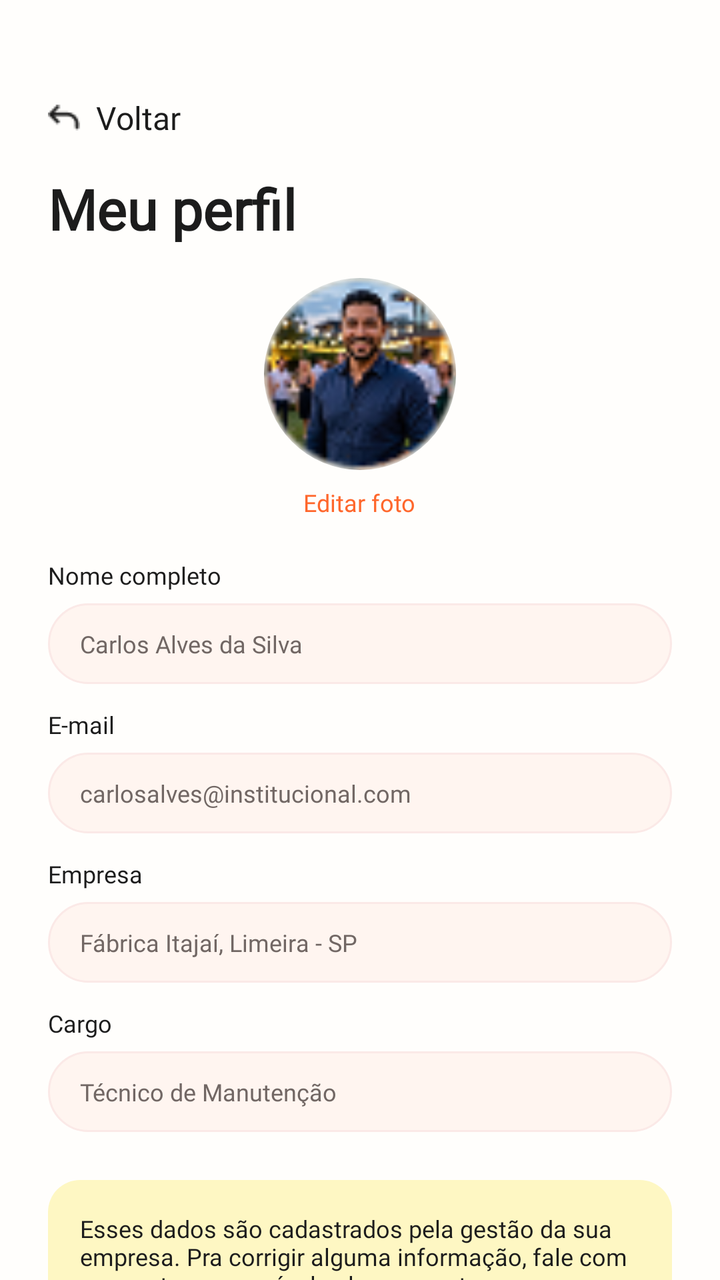
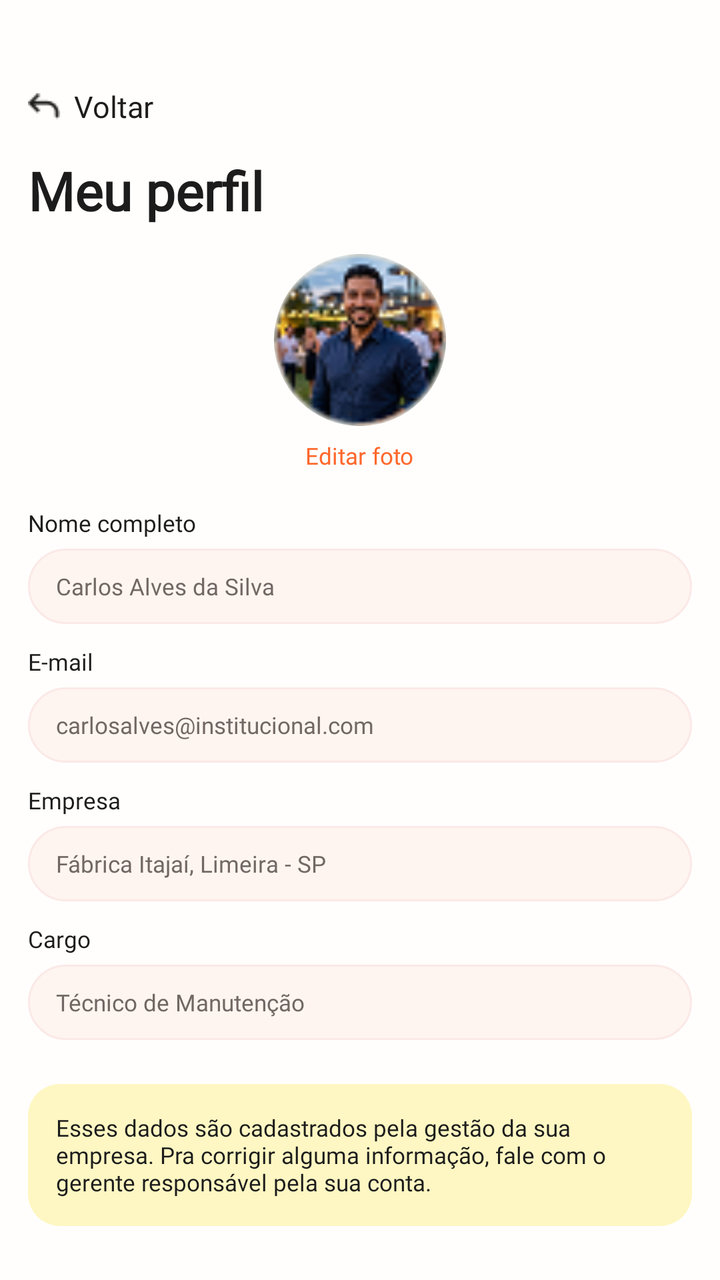

Compare the two renders of this Android layout. The source of the first and the diff that turns it into the second are given below.
<!-- AndroidManifest.xml: application theme Theme.ApolloMobile -->
<!-- res/layout/activity_profile.xml -->
<?xml version="1.0" encoding="utf-8"?>
<androidx.constraintlayout.widget.ConstraintLayout xmlns:android="http://schemas.android.com/apk/res/android"
    xmlns:app="http://schemas.android.com/apk/res-auto"
    xmlns:tools="http://schemas.android.com/tools"
    android:layout_width="match_parent"
    android:layout_height="match_parent"
    android:background="@color/neutral_white"
    tools:context=".view.profile.ProfileActivity">

    <androidx.core.widget.NestedScrollView
        android:layout_width="match_parent"
        android:layout_height="match_parent"
        android:fillViewport="true">

        <LinearLayout
            android:layout_width="match_parent"
            android:layout_height="wrap_content"
            android:orientation="vertical"
            android:paddingHorizontal="24dp"
            android:paddingTop="48dp"
            android:paddingBottom="24dp">

            
            <TextView
                android:id="@+id/tvBack"
                style="@style/apollo_label2"
                android:layout_width="wrap_content"
                android:layout_height="wrap_content"
                android:drawableStart="@drawable/ic_arrow_back"
                android:drawablePadding="8dp"
                android:gravity="center_vertical"
                android:text="Voltar"
                android:textColor="@color/neutral_black"
                app:layout_constraintStart_toStartOf="parent"
                app:layout_constraintTop_toTopOf="parent" />

            <TextView
                style="@style/apollo_h4"
                android:layout_width="wrap_content"
                android:layout_height="wrap_content"
                android:layout_marginTop="16dp"
                android:text="Meu perfil"
                android:textColor="@color/neutral_black"
                android:textStyle="bold" />

            
            <LinearLayout
                android:layout_width="match_parent"
                android:layout_height="wrap_content"
                android:layout_marginTop="16dp"
                android:gravity="center"
                android:orientation="vertical">

                <com.google.android.material.imageview.ShapeableImageView
                    android:id="@+id/iv_profile_large"
                    android:layout_width="96dp"
                    android:layout_height="96dp"
                    android:scaleType="centerCrop"
                    android:src="@drawable/profile_picture"
                    app:shapeAppearanceOverlay="@style/ShapeAppearanceOverlay.App.CornerSize50Percent" />

                <TextView
                    android:id="@+id/btn_change_photo"
                    style="@style/apollo_label4"
                    android:layout_width="wrap_content"
                    android:layout_height="wrap_content"
                    android:layout_marginTop="8dp"
                    android:text="Editar foto"
                    android:textColor="@color/secondary_one" />
            </LinearLayout>

            
            <LinearLayout
                android:layout_width="match_parent"
                android:layout_height="wrap_content"
                android:layout_marginTop="20dp"
                android:orientation="vertical">

                <TextView
                    style="@style/apollo_label4"
                    android:layout_width="wrap_content"
                    android:layout_height="wrap_content"
                    android:text="Nome completo"
                    android:textColor="@color/neutral_black" />

                <TextView
                    android:id="@+id/tv_name_value"
                    style="@style/apollo_body4"
                    android:layout_width="match_parent"
                    android:layout_height="wrap_content"
                    android:layout_marginTop="6dp"
                    android:background="@drawable/bg_profile_field"
                    android:paddingHorizontal="16dp"
                    android:paddingVertical="12dp"
                    android:text="Carlos Alves da Silva"
                    android:textColor="@color/neutral_gray" />

                <TextView
                    style="@style/apollo_label4"
                    android:layout_width="wrap_content"
                    android:layout_height="wrap_content"
                    android:layout_marginTop="12dp"
                    android:text="E-mail"
                    android:textColor="@color/neutral_black" />

                <TextView
                    android:id="@+id/tv_email_value"
                    style="@style/apollo_body4"
                    android:layout_width="match_parent"
                    android:layout_height="wrap_content"
                    android:layout_marginTop="6dp"
                    android:background="@drawable/bg_profile_field"
                    android:paddingHorizontal="16dp"
                    android:paddingVertical="12dp"
                    android:text="carlosalves@institucional.com"
                    android:textColor="@color/neutral_gray" />

                <TextView
                    style="@style/apollo_label4"
                    android:layout_width="wrap_content"
                    android:layout_height="wrap_content"
                    android:layout_marginTop="12dp"
                    android:text="Empresa"
                    android:textColor="@color/neutral_black" />

                <TextView
                    android:id="@+id/tv_company_value"
                    style="@style/apollo_body4"
                    android:layout_width="match_parent"
                    android:layout_height="wrap_content"
                    android:layout_marginTop="6dp"
                    android:background="@drawable/bg_profile_field"
                    android:paddingHorizontal="16dp"
                    android:paddingVertical="12dp"
                    android:text="Fábrica Itajaí, Limeira - SP"
                    android:textColor="@color/neutral_gray" />

                <TextView
                    style="@style/apollo_label4"
                    android:layout_width="wrap_content"
                    android:layout_height="wrap_content"
                    android:layout_marginTop="12dp"
                    android:text="Cargo"
                    android:textColor="@color/neutral_black" />

                <TextView
                    android:id="@+id/tv_role_value"
                    style="@style/apollo_body4"
                    android:layout_width="match_parent"
                    android:layout_height="wrap_content"
                    android:layout_marginTop="6dp"
                    android:background="@drawable/bg_profile_field"
                    android:paddingHorizontal="16dp"
                    android:paddingVertical="12dp"
                    android:text="Técnico de Manutenção"
                    android:textColor="@color/neutral_gray" />

            </LinearLayout>

            <TextView
                android:id="@+id/tv_info_footer"
                style="@style/apollo_body4"
                android:layout_width="match_parent"
                android:layout_height="wrap_content"
                android:layout_marginTop="24dp"
                android:background="@drawable/bg_info_box"
                android:padding="16dp"
                android:text="Esses dados são cadastrados pela gestão da sua empresa. Pra corrigir alguma informação, fale com o gerente responsável pela sua conta."
                android:textColor="@color/neutral_black" />

        </LinearLayout>
    </androidx.core.widget.NestedScrollView>

</androidx.constraintlayout.widget.ConstraintLayout>
<!-- resources referenced by this layout -->
<resources>
  <color name="neutral_black">#1C1C1C</color>
  <color name="neutral_gray">#716764</color>
  <color name="neutral_white">#FFFEFC</color>
  <color name="secondary_one">#FF672C</color>
  <!-- drawable bg_info_box (drawable) -->
  <?xml version="1.0" encoding="utf-8"?>
  <shape xmlns:android="http://schemas.android.com/apk/res/android">
      <solid android:color="@color/primary_two" />
      <corners android:radius="16dp" />
  </shape>
  <!-- drawable bg_profile_field (drawable) -->
  <?xml version="1.0" encoding="utf-8"?>
  <shape xmlns:android="http://schemas.android.com/apk/res/android">
      <solid android:color="#FFF5F0" />
      <corners android:radius="24dp" />
      <stroke android:width="1dp" android:color="#FBE9E7" />
  </shape>
  <!-- drawable ic_arrow_back: png bitmap (drawable, 394 bytes) -->
  <!-- drawable profile_picture: png bitmap (drawable, 6666 bytes) -->
  <style name="ShapeAppearanceOverlay.App.CornerSize50Percent" parent="">
          <item name="cornerSize">50%</item>
      </style>
  <style name="apollo_body4" parent="apollo_text_base">
          <item name="android:fontFamily">@font/manrope_regular</item>
          <item name="android:textSize">12sp</item>
      </style>
  <style name="apollo_h4" parent="apollo_text_base">
          <item name="android:fontFamily">@font/plusjakartasans_bold</item>
          <item name="android:textSize">28sp</item>
      </style>
  <style name="apollo_label2" parent="apollo_text_base">
          <item name="android:fontFamily">@font/manrope_bold</item>
          <item name="android:textSize">16sp</item>
      </style>
  <style name="apollo_label4" parent="apollo_text_base">
          <item name="android:fontFamily">@font/manrope_bold</item>
          <item name="android:textSize">12sp</item>
      </style>
  <style name="Theme.ApolloMobile" parent="Base.Theme.ApolloMobile" />
  <color name="primary_two">#FEF7C3</color>
  <style name="apollo_text_base">
          <item name="android:textColor">@color/neutral_black</item>
      </style>
  <style name="Base.Theme.ApolloMobile" parent="Theme.Material3.DayNight.NoActionBar">
          
          <item name="colorPrimary">@color/secondary_three</item>
          <item name="android:statusBarColor">@color/secondary_three</item>
          <item name="android:windowLightStatusBar">false</item>
      </style>
  <color name="secondary_three">#FE4A11</color>
</resources>

<!-- the commit's change to res/layout/activity_profile.xml (unified diff, before → after) -->
@@ -16,9 +16,9 @@
             android:layout_width="match_parent"
             android:layout_height="wrap_content"
             android:orientation="vertical"
-            android:paddingHorizontal="24dp"
-            android:paddingTop="48dp"
-            android:paddingBottom="24dp">
+        android:paddingHorizontal="@dimen/screen_horizontal_padding"
+            android:paddingTop="@dimen/space_48"
+            android:paddingBottom="@dimen/space_24">
 
             
             <TextView
@@ -27,7 +27,7 @@
                 android:layout_width="wrap_content"
                 android:layout_height="wrap_content"
                 android:drawableStart="@drawable/ic_arrow_back"
-                android:drawablePadding="8dp"
+                android:drawablePadding="@dimen/space_8"
                 android:gravity="center_vertical"
                 android:text="Voltar"
                 android:textColor="@color/neutral_black"
@@ -38,7 +38,7 @@
                 style="@style/apollo_h4"
                 android:layout_width="wrap_content"
                 android:layout_height="wrap_content"
-                android:layout_marginTop="16dp"
+                android:layout_marginTop="@dimen/space_16"
                 android:text="Meu perfil"
                 android:textColor="@color/neutral_black"
                 android:textStyle="bold" />
@@ -47,14 +47,14 @@
             <LinearLayout
                 android:layout_width="match_parent"
                 android:layout_height="wrap_content"
-                android:layout_marginTop="16dp"
+                android:layout_marginTop="@dimen/space_16"
                 android:gravity="center"
                 android:orientation="vertical">
 
                 <com.google.android.material.imageview.ShapeableImageView
                     android:id="@+id/iv_profile_large"
-                    android:layout_width="96dp"
-                    android:layout_height="96dp"
+                    android:layout_width="@dimen/space_96"
+                    android:layout_height="@dimen/space_96"
                     android:scaleType="centerCrop"
                     android:src="@drawable/profile_picture"
                     app:shapeAppearanceOverlay="@style/ShapeAppearanceOverlay.App.CornerSize50Percent" />
@@ -64,7 +64,7 @@
                     style="@style/apollo_label4"
                     android:layout_width="wrap_content"
                     android:layout_height="wrap_content"
-                    android:layout_marginTop="8dp"
+                    android:layout_marginTop="@dimen/space_8"
                     android:text="Editar foto"
                     android:textColor="@color/secondary_one" />
             </LinearLayout>
@@ -73,7 +73,7 @@
             <LinearLayout
                 android:layout_width="match_parent"
                 android:layout_height="wrap_content"
-                android:layout_marginTop="20dp"
+                android:layout_marginTop="@dimen/space_20"
                 android:orientation="vertical">
 
                 <TextView
@@ -88,10 +88,10 @@
                     style="@style/apollo_body4"
                     android:layout_width="match_parent"
                     android:layout_height="wrap_content"
-                    android:layout_marginTop="6dp"
+                    android:layout_marginTop="@dimen/space_6"
                     android:background="@drawable/bg_profile_field"
-                    android:paddingHorizontal="16dp"
-                    android:paddingVertical="12dp"
+                    android:paddingHorizontal="@dimen/space_16"
+                    android:paddingVertical="@dimen/space_12"
                     android:text="Carlos Alves da Silva"
                     android:textColor="@color/neutral_gray" />
 
@@ -99,7 +99,7 @@
                     style="@style/apollo_label4"
                     android:layout_width="wrap_content"
                     android:layout_height="wrap_content"
-                    android:layout_marginTop="12dp"
+                    android:layout_marginTop="@dimen/space_12"
                     android:text="E-mail"
                     android:textColor="@color/neutral_black" />
 
@@ -108,10 +108,10 @@
                     style="@style/apollo_body4"
                     android:layout_width="match_parent"
                     android:layout_height="wrap_content"
-                    android:layout_marginTop="6dp"
+                    android:layout_marginTop="@dimen/space_6"
                     android:background="@drawable/bg_profile_field"
-                    android:paddingHorizontal="16dp"
-                    android:paddingVertical="12dp"
+                    android:paddingHorizontal="@dimen/space_16"
+                    android:paddingVertical="@dimen/space_12"
                     android:text="carlosalves@institucional.com"
                     android:textColor="@color/neutral_gray" />
 
@@ -119,7 +119,7 @@
                     style="@style/apollo_label4"
                     android:layout_width="wrap_content"
                     android:layout_height="wrap_content"
-                    android:layout_marginTop="12dp"
+                    android:layout_marginTop="@dimen/space_12"
                     android:text="Empresa"
                     android:textColor="@color/neutral_black" />
 
@@ -128,10 +128,10 @@
                     style="@style/apollo_body4"
                     android:layout_width="match_parent"
                     android:layout_height="wrap_content"
-                    android:layout_marginTop="6dp"
+                    android:layout_marginTop="@dimen/space_6"
                     android:background="@drawable/bg_profile_field"
-                    android:paddingHorizontal="16dp"
-                    android:paddingVertical="12dp"
+                    android:paddingHorizontal="@dimen/space_16"
+                    android:paddingVertical="@dimen/space_12"
                     android:text="Fábrica Itajaí, Limeira - SP"
                     android:textColor="@color/neutral_gray" />
 
@@ -139,7 +139,7 @@
                     style="@style/apollo_label4"
                     android:layout_width="wrap_content"
                     android:layout_height="wrap_content"
-                    android:layout_marginTop="12dp"
+                    android:layout_marginTop="@dimen/space_12"
                     android:text="Cargo"
                     android:textColor="@color/neutral_black" />
 
@@ -148,10 +148,10 @@
                     style="@style/apollo_body4"
                     android:layout_width="match_parent"
                     android:layout_height="wrap_content"
-                    android:layout_marginTop="6dp"
+                    android:layout_marginTop="@dimen/space_6"
                     android:background="@drawable/bg_profile_field"
-                    android:paddingHorizontal="16dp"
-                    android:paddingVertical="12dp"
+                    android:paddingHorizontal="@dimen/space_16"
+                    android:paddingVertical="@dimen/space_12"
                     android:text="Técnico de Manutenção"
                     android:textColor="@color/neutral_gray" />
 
@@ -162,9 +162,9 @@
                 style="@style/apollo_body4"
                 android:layout_width="match_parent"
                 android:layout_height="wrap_content"
-                android:layout_marginTop="24dp"
+                android:layout_marginTop="@dimen/space_24"
                 android:background="@drawable/bg_info_box"
-                android:padding="16dp"
+                android:padding="@dimen/space_16"
                 android:text="Esses dados são cadastrados pela gestão da sua empresa. Pra corrigir alguma informação, fale com o gerente responsável pela sua conta."
                 android:textColor="@color/neutral_black" />
 
<!-- resource entries referenced after the edit -->
@@ -4,6 +4,15 @@
   <color name="neutral_gray">#716764</color>
   <color name="neutral_white">#FFFEFC</color>
   <color name="secondary_one">#FF672C</color>
+  <dimen name="screen_horizontal_padding">13dp</dimen>
+  <dimen name="space_12">10dp</dimen>
+  <dimen name="space_16">13dp</dimen>
+  <dimen name="space_20">16dp</dimen>
+  <dimen name="space_24">19dp</dimen>
+  <dimen name="space_48">38dp</dimen>
+  <dimen name="space_6">5dp</dimen>
+  <dimen name="space_8">6dp</dimen>
+  <dimen name="space_96">77dp</dimen>
   <!-- drawable bg_info_box (drawable) -->
   <?xml version="1.0" encoding="utf-8"?>
   <shape xmlns:android="http://schemas.android.com/apk/res/android">
@@ -24,25 +33,28 @@
       </style>
   <style name="apollo_body4" parent="apollo_text_base">
           <item name="android:fontFamily">@font/manrope_regular</item>
-          <item name="android:textSize">12sp</item>
+          <item name="android:textSize">@dimen/text_12</item>
       </style>
   <style name="apollo_h4" parent="apollo_text_base">
           <item name="android:fontFamily">@font/plusjakartasans_bold</item>
-          <item name="android:textSize">28sp</item>
+          <item name="android:textSize">@dimen/text_28</item>
       </style>
   <style name="apollo_label2" parent="apollo_text_base">
           <item name="android:fontFamily">@font/manrope_bold</item>
-          <item name="android:textSize">16sp</item>
+          <item name="android:textSize">@dimen/text_16</item>
       </style>
   <style name="apollo_label4" parent="apollo_text_base">
           <item name="android:fontFamily">@font/manrope_bold</item>
-          <item name="android:textSize">12sp</item>
+          <item name="android:textSize">@dimen/text_12</item>
       </style>
   <style name="Theme.ApolloMobile" parent="Base.Theme.ApolloMobile" />
   <color name="primary_two">#FEF7C3</color>
   <style name="apollo_text_base">
           <item name="android:textColor">@color/neutral_black</item>
       </style>
+  <dimen name="text_12">10.5sp</dimen>
+  <dimen name="text_28">24.5sp</dimen>
+  <dimen name="text_16">14sp</dimen>
   <style name="Base.Theme.ApolloMobile" parent="Theme.Material3.DayNight.NoActionBar">
           
           <item name="colorPrimary">@color/secondary_three</item>
